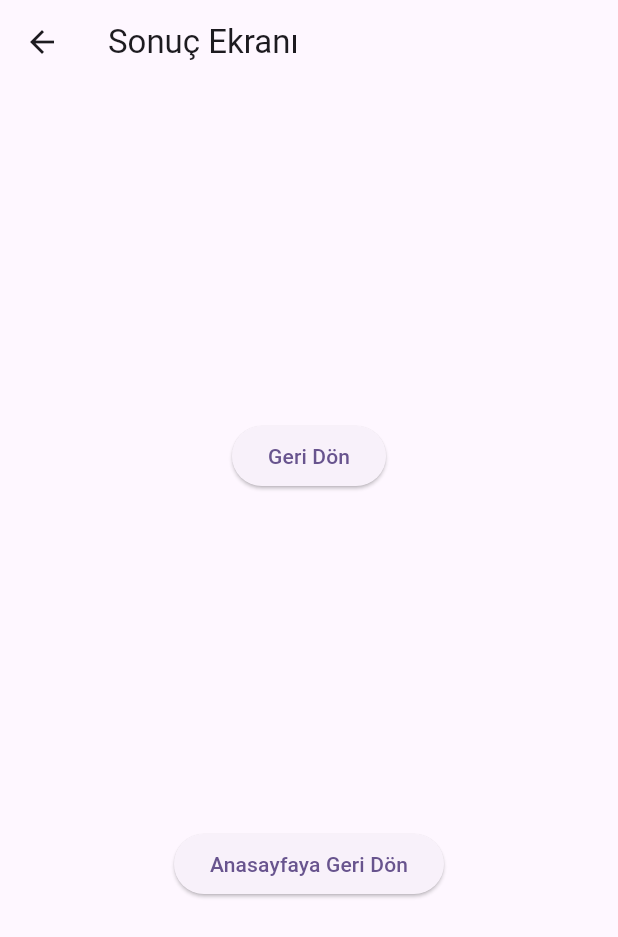
After one commit to bberkint/flutter_bootcamp, a Flutter app: the OyunEkrani screen opened directly, after a tap on "Bitti", on a phone screen of 412 x 824 dp. The commit adds this screen. Shown: the top 937 px of the screen. Run offline on Flutter 3.47's test engine with Material 2 defaults, Android fonts, the phone set to English and light mode, and no system bars; generated files the repository leaves out were written again.

Commit message:
Day 6 Navigation of Pages

```diff
--- /dev/null
+++ b/calisma_yapisi/calisma_yapisi/lib/oyun_ekrani.dart
@@ -0,0 +1,36 @@
+import 'package:calisma_yapisi/sonuc_ekrani.dart';
+import 'package:flutter/material.dart';
+
+class OyunEkrani extends StatefulWidget {
+  const OyunEkrani({super.key});
+
+  @override
+  State<OyunEkrani> createState() => _OyunEkraniState();
+}
+
+class _OyunEkraniState extends State<OyunEkrani> {
+  @override
+  Widget build(BuildContext context) {
+    return Scaffold(
+      appBar: AppBar(
+        title: const Text("Oyun Ekranı"),
+      ),
+      body: Center(
+        child: Column(
+          mainAxisAlignment: MainAxisAlignment.spaceEvenly,
+          children: [
+            ElevatedButton(
+              onPressed: () {
+                Navigator.pushReplacement(
+                    context,
+                    MaterialPageRoute(
+                        builder: (context) => const SonucEkrani()));
+              },
+              child: const Text("Bitti"),
+            ),
+          ],
+        ),
+      ),
+    );
+  }
+}
--- /dev/null
+++ b/calisma_yapisi/calisma_yapisi/lib/sonuc_ekrani.dart
@@ -0,0 +1,38 @@
+import 'package:flutter/material.dart';
+
+class SonucEkrani extends StatefulWidget {
+  const SonucEkrani({super.key});
+
+  @override
+  State<SonucEkrani> createState() => _SonucEkraniState();
+}
+
+class _SonucEkraniState extends State<SonucEkrani> {
+  @override
+  Widget build(BuildContext context) {
+    return Scaffold(
+      appBar: AppBar(
+        title: const Text("Sonuç Ekranı"),
+      ),
+      body: Center(
+        child: Column(
+          mainAxisAlignment: MainAxisAlignment.spaceEvenly,
+          children: [
+            ElevatedButton(
+              onPressed: () {
+                Navigator.pop(context);
+              },
+              child: const Text("Geri Dön"),
+            ),
+            ElevatedButton(
+              onPressed: () {
+                Navigator.of(context).popUntil((route) => route.isFirst);
+              },
+              child: const Text("Anasayfaya Geri Dön"),
+            ),
+          ],
+        ),
+      ),
+    );
+  }
+}
```
Also changed, not shown: calisma_yapisi/calisma_yapisi/lib/anasayfa.dart (+10 -0 lines).
